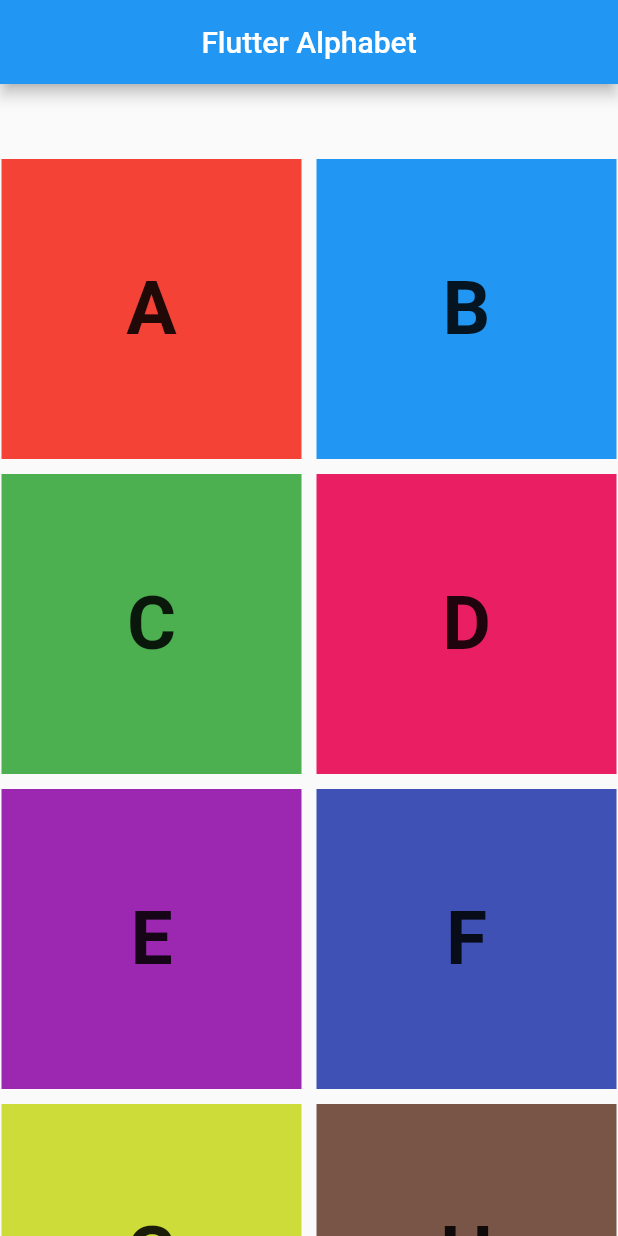
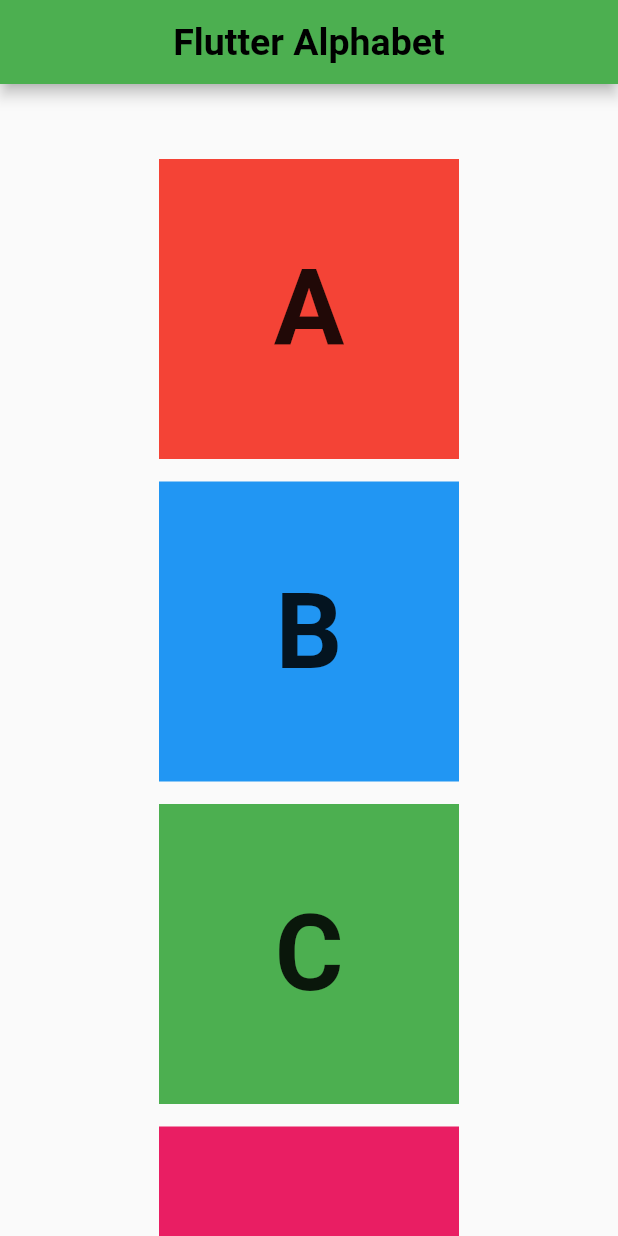
Before and after one commit to abrarinfo/Flutter-Alphabet, a Flutter app: the screen it shows after launch, on a phone screen of 412 x 824 dp. Run offline on Flutter 3.47's test engine with Material 2 defaults, Android fonts, the light colour scheme and no system bars.

Commit message:
Final commit

```diff
--- a/lib/box.dart
+++ b/lib/box.dart
@@ -39,8 +39,16 @@ class MyBox extends StatelessWidget {
   Widget build(BuildContext context) {
     return Scaffold(
       appBar: AppBar(
-        title: Text('Flutter Alphabet'),
+        title: Text(
+          'Flutter Alphabet',
+          style: TextStyle(
+            color: Colors.black,
+            fontSize: 25,
+            fontWeight: FontWeight.bold,
+          ),
+        ),
         centerTitle: true,
+        backgroundColor: color[2],
       ),
       body: SingleChildScrollView(
         child: Container(
@@ -48,20 +56,19 @@ class MyBox extends StatelessWidget {
           margin: EdgeInsets.fromLTRB(0, 50, 0, 50),
           child: Wrap(
             alignment: WrapAlignment.center,
-            spacing: 10,
-            runSpacing: 10,
+            spacing: 15,
+            runSpacing: 15,
             children: [
               for (int i = 0; i < Alphabets.length; i++)
                 Container(
                   height: 200,
                   width: 200,
                   color: color[i % color.length],
-                  // margin: EdgeInsets.all(10),
                   child: Center(
                     child: Text(
                       Alphabets[i],
                       style: TextStyle(
-                        fontSize: 50,
+                        fontSize: 70,
                         fontWeight: FontWeight.bold,
                       ),
                     ),
```
